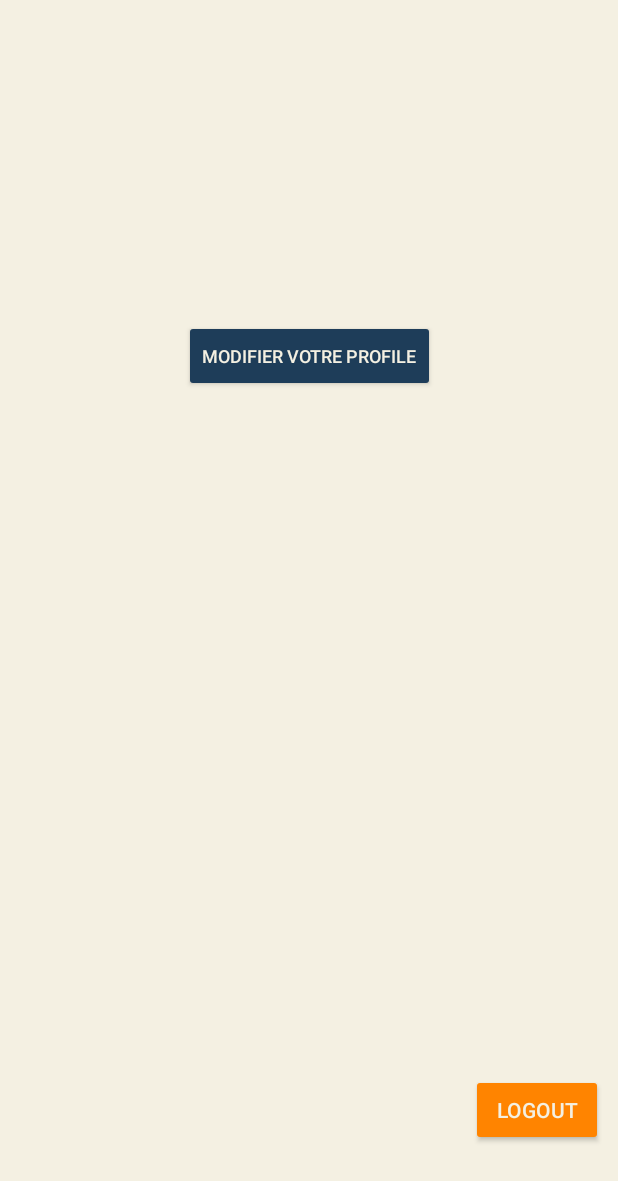
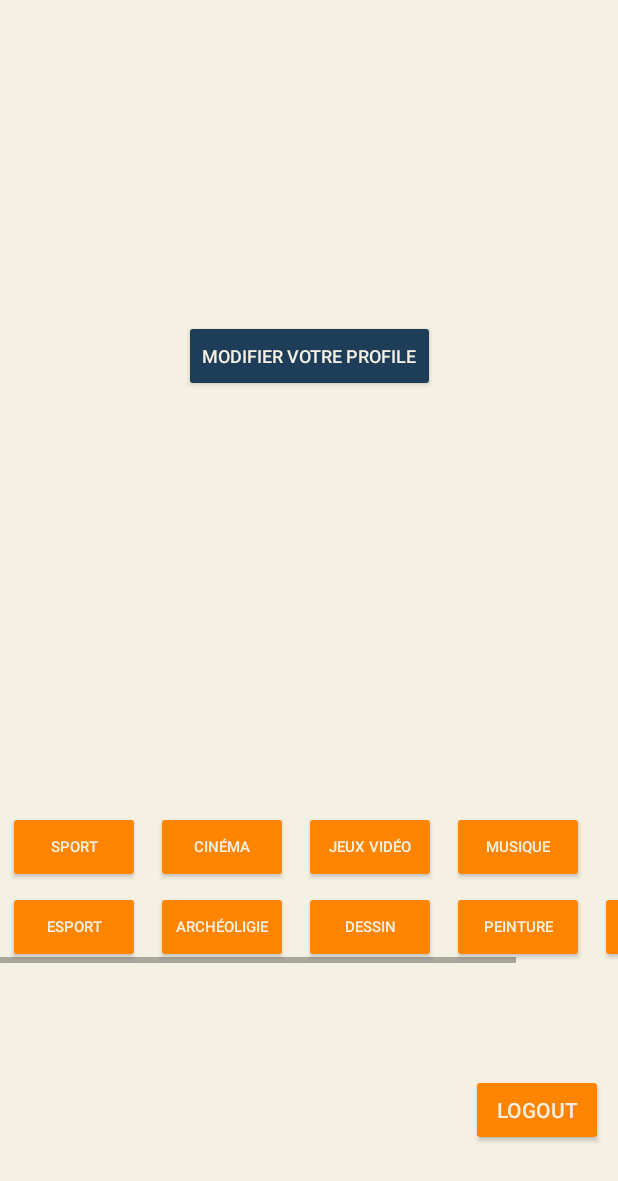
Before and after one commit to ThomasObrecht13/InterestProject, an Android app: the layout fragment_profile.xml on its own in the app's theme, with its tools: preview values and no code run, on a phone screen of 412 x 824 dp. Shown: the top 1181 px of the screen. Run offline under Robolectric (Android 15) with nearby library versions, the phone set to English and light mode, and no system bars.

Commit message:
Profile add interest in view

```diff
--- a/app/src/main/res/layout/fragment_edit_profile.xml
+++ b/app/src/main/res/layout/fragment_edit_profile.xml
@@ -90,8 +90,6 @@
         />
         -->
 
-
-
     <EditText
         android:id="@+id/etDescription"
         android:layout_width="match_parent"
@@ -101,11 +99,9 @@
         app:layout_constraintRight_toRightOf="parent"
         app:layout_constraintTop_toBottomOf="@+id/etName"
         app:layout_constraintBottom_toTopOf="@+id/editProfile"
-
         android:layout_marginHorizontal="15dp"
         android:layout_marginTop="10dp"
         android:layout_marginBottom="10dp"
-        android:padding="10dp"
 
         android:textAlignment="center"
         android:background="@drawable/rounded_white_input"
@@ -113,7 +109,6 @@
         android:textSize="16dp"
 
         />
-
     <Button
         android:id="@+id/editProfile"
         android:layout_width="wrap_content"
--- a/app/src/main/res/layout/fragment_profile.xml
+++ b/app/src/main/res/layout/fragment_profile.xml
@@ -90,15 +90,20 @@
         android:text="Modifier votre profile"
         />
 
+    <ScrollView
+        android:layout_width="match_parent"
+        android:layout_height="200dp"
+        android:id="@+id/scrollViewDescription"
+        app:layout_constraintTop_toBottomOf="@+id/toEditProfile"
+        android:layout_marginTop="5dp"
+        android:layout_marginBottom="5dp"
+
+        >
         <TextView
             android:id="@+id/teDescription"
             android:layout_width="match_parent"
             android:layout_height="wrap_content"
 
-        app:layout_constraintLeft_toLeftOf="parent"
-        app:layout_constraintRight_toRightOf="parent"
-        app:layout_constraintTop_toBottomOf="@+id/teEmail"
-        app:layout_constraintBottom_toTopOf="@+id/logout"
             android:layout_marginHorizontal="15dp"
             android:layout_marginBottom="10dp"
 
@@ -106,15 +111,161 @@
             android:textSize="16dp"
 
             />
+    </ScrollView>
+    <HorizontalScrollView
+        android:id="@+id/interestSrollView"
+        android:layout_width="match_parent"
+        android:layout_height="wrap_content"
+        app:layout_constraintTop_toBottomOf="@id/scrollViewDescription"
+        app:layout_constraintBottom_toTopOf="@+id/logout"
+        android:layout_marginBottom="5dp"
+        android:layout_marginTop="5dp"
+
+        >
+
+        <androidx.constraintlayout.widget.ConstraintLayout
+            android:layout_width="match_parent"
+            android:layout_height="wrap_content"
+            android:orientation="horizontal">
+            <LinearLayout
+                android:layout_width="match_parent"
+                android:layout_height="wrap_content"
+                android:id="@+id/linearLayout1"
+                app:layout_constraintLeft_toLeftOf="parent"
+                app:layout_constraintTop_toTopOf="parent"
+                >
+                <Button
+                    android:layout_width="wrap_content"
+                    android:layout_height="wrap_content"
+
+                    android:layout_marginHorizontal="5dp"
+
+                    android:backgroundTint="@color/orangeApp"
+
+                    android:textAlignment="center"
+                    android:text="Sport"
+                    android:textSize="10dp"
+                    android:textColor="@color/whiteApp"
+                    />
+                <Button
+                    android:layout_width="wrap_content"
+                    android:layout_height="wrap_content"
+
+                    android:layout_marginHorizontal="5dp"
+
+                    android:backgroundTint="@color/orangeApp"
+                    android:textAlignment="center"
+                    android:text="Cinéma"
+                    android:textSize="10dp"
+                    android:textColor="@color/whiteApp"
+                    />
+                <Button
+                    android:layout_width="wrap_content"
+                    android:layout_height="wrap_content"
+
+                    android:layout_marginHorizontal="5dp"
+                    android:backgroundTint="@color/orangeApp"
+                    android:textAlignment="center"
+                    android:text="jeux vidéo"
+                    android:textSize="10dp"
+                    android:textColor="@color/whiteApp"
+                    />
+                <Button
+                android:layout_width="wrap_content"
+                android:layout_height="wrap_content"
+
+                android:layout_marginHorizontal="5dp"
+                android:backgroundTint="@color/orangeApp"
+                android:textAlignment="center"
+                android:text="musique"
+                android:textSize="10dp"
+                android:textColor="@color/whiteApp"
+                />
+
+
+            </LinearLayout>
+            <LinearLayout
+                android:layout_width="match_parent"
+                android:layout_height="wrap_content"
+                app:layout_constraintLeft_toLeftOf="parent"
+                app:layout_constraintRight_toRightOf="parent"
+                app:layout_constraintTop_toBottomOf="@+id/linearLayout1"
+                android:layout_marginTop="5dp"
+                >
+                <Button
+                    android:layout_width="wrap_content"
+                    android:layout_height="wrap_content"
+
+                    android:layout_marginHorizontal="5dp"
+                    android:backgroundTint="@color/orangeApp"
+
+                    android:textAlignment="center"
+                    android:text="esport"
+                    android:textSize="10dp"
+                    android:textColor="@color/whiteApp"
+                    />
+
+                <Button
+                    android:layout_width="wrap_content"
+                    android:layout_height="wrap_content"
+
+                    android:layout_marginHorizontal="5dp"
+
+                    android:backgroundTint="@color/orangeApp"
+                    android:textAlignment="center"
+                    android:text="Archéoligie"
+                    android:textSize="10dp"
+                    android:textColor="@color/whiteApp"
+                    />
+                <Button
+                    android:layout_width="wrap_content"
+                    android:layout_height="wrap_content"
+
+                    android:layout_marginHorizontal="5dp"
+                    android:backgroundTint="@color/orangeApp"
+                    android:textAlignment="center"
+                    android:text="Dessin"
+                    android:textSize="10dp"
+                    android:textColor="@color/whiteApp"
+                    />
+                <Button
+                    android:layout_width="wrap_content"
+                    android:layout_height="wrap_content"
+
+                    android:layout_marginHorizontal="5dp"
+                    android:backgroundTint="@color/orangeApp"
+                    android:textAlignment="center"
+                    android:text="Peinture"
+                    android:textSize="10dp"
+                    android:textColor="@color/whiteApp"
+                    />
+                <Button
+                    android:layout_width="wrap_content"
+                    android:layout_height="wrap_content"
+
+                    android:layout_marginHorizontal="5dp"
+                    android:backgroundTint="@color/orangeApp"
+                    android:textAlignment="center"
+                    android:text="Mode"
+                    android:textSize="10dp"
+                    android:textColor="@color/whiteApp"
+                    />
+            </LinearLayout>
+
+        </androidx.constraintlayout.widget.ConstraintLayout>
+
+    </HorizontalScrollView>
 
     <Button
         android:id="@+id/logout"
         android:layout_width="wrap_content"
         android:layout_height="wrap_content"
+
         app:layout_constraintBottom_toBottomOf="parent"
         app:layout_constraintEnd_toEndOf="parent"
         android:layout_marginBottom="60dp"
         android:layout_marginRight="10dp"
+        android:layout_marginTop="5dp"
 
         android:backgroundTint="@color/orangeApp"
         android:textColor="@color/whiteApp"
```
Lines whose indentation alone changed are shown as unchanged.
